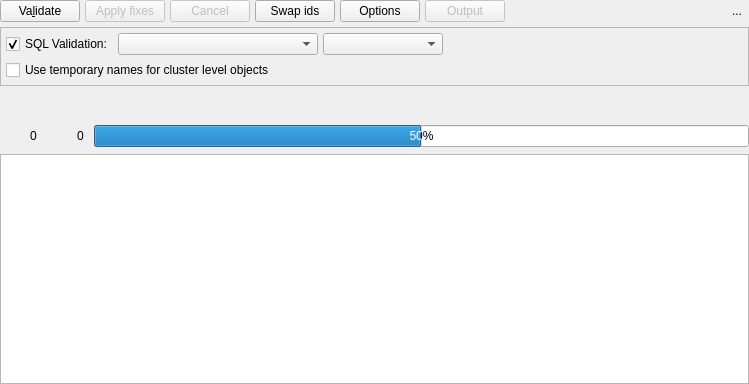
Old version of the form libs/libgui/ui/tools/modelvalidationwidget.ui in the repository maniac787/pgmodeler.
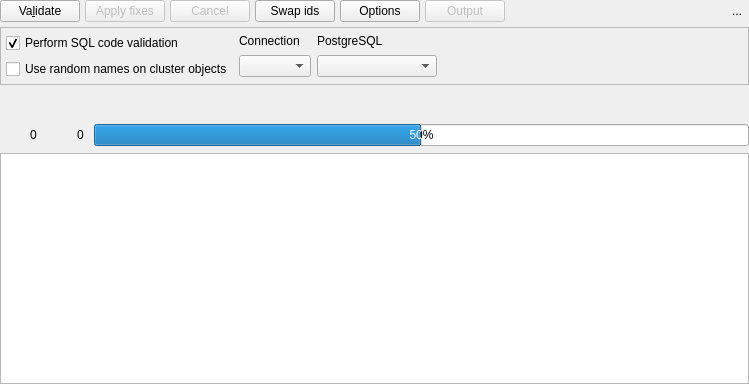
New version of the form. Icons and pictures are not drawn.

Commit message:
Refactor UI layout: improve label consistency and widget organization
- Remove colons from form labels for cleaner appearance
- Restructure model validation widget connection options for better layout
- Add font configuration to metadata handling, model fix, and validation widgets
- Group connection/version combo boxes with buddy labels for better UX
- Fix indentation in customuistyle.h header file
- Apply GuiUtilsNs::configureBuddyWidgets for consistent label-widget pairing

```diff
--- a/libs/libgui/ui/tools/modelvalidationwidget.ui
+++ b/libs/libgui/ui/tools/modelvalidationwidget.ui
@@ -281,6 +281,11 @@
     </layout>
    </item>
    <item>
+    <layout class="QHBoxLayout" name="horizontalLayout_6">
+     <property name="bottomMargin">
+      <number>0</number>
+     </property>
+     <item>
     <widget class="QFrame" name="options_frm">
      <property name="sizePolicy">
       <sizepolicy hsizetype="Preferred" vsizetype="Preferred">
@@ -313,16 +318,93 @@
       <property name="bottomMargin">
        <number>5</number>
       </property>
-      <property name="spacing">
-       <number>5</number>
-      </property>
-      <item row="0" column="1">
+        <item row="0" column="0">
+         <widget class="QCheckBox" name="sql_validation_chk">
+          <property name="sizePolicy">
+           <sizepolicy hsizetype="Fixed" vsizetype="Fixed">
+            <horstretch>0</horstretch>
+            <verstretch>0</verstretch>
+           </sizepolicy>
+          </property>
+          <property name="toolTip">
+           <string>&lt;p&gt;Enables the validation of SQL code in DBMS. This process requires the use of a pre-configured connection. SQL validation will occur only in the last step (when all objects were validated) or when there are no warnings.&lt;/p&gt;</string>
+          </property>
+          <property name="statusTip">
+           <string/>
+          </property>
+          <property name="text">
+           <string>Perform SQL code validation</string>
+          </property>
+          <property name="checked">
+           <bool>true</bool>
+          </property>
+         </widget>
+        </item>
+        <item row="1" column="0">
+         <widget class="QCheckBox" name="use_tmp_names_chk">
+          <property name="sizePolicy">
+           <sizepolicy hsizetype="Fixed" vsizetype="Fixed">
+            <horstretch>0</horstretch>
+            <verstretch>0</verstretch>
+           </sizepolicy>
+          </property>
+          <property name="toolTip">
+           <string>&lt;p&gt;pgModeler will generate unique and temporary names for database, role and tablespace objects. This option avoids object duplication errors when running the SQL validation.&lt;/p&gt;</string>
+          </property>
+          <property name="statusTip">
+           <string/>
+          </property>
+          <property name="text">
+           <string>Use random names on cluster objects</string>
+          </property>
+         </widget>
+        </item>
+        <item row="0" column="1" rowspan="2">
+         <widget class="QWidget" name="conn_opts_wgt" native="true">
+          <property name="enabled">
+           <bool>true</bool>
+          </property>
+          <property name="sizePolicy">
+           <sizepolicy hsizetype="Expanding" vsizetype="Preferred">
+            <horstretch>0</horstretch>
+            <verstretch>0</verstretch>
+           </sizepolicy>
+          </property>
+          <layout class="QHBoxLayout" name="horizontalLayout_7">
+           <property name="leftMargin">
+            <number>0</number>
+           </property>
+           <property name="topMargin">
+            <number>0</number>
+           </property>
+           <property name="rightMargin">
+            <number>0</number>
+           </property>
+           <property name="bottomMargin">
+            <number>0</number>
+           </property>
+           <item>
+            <layout class="QVBoxLayout" name="verticalLayout_2">
+             <item>
+              <widget class="QLabel" name="label">
+               <property name="sizePolicy">
+                <sizepolicy hsizetype="Preferred" vsizetype="Fixed">
+                 <horstretch>0</horstretch>
+                 <verstretch>0</verstretch>
+                </sizepolicy>
+               </property>
+               <property name="text">
+                <string>Connection</string>
+               </property>
+              </widget>
+             </item>
+             <item>
        <widget class="QComboBox" name="connections_cmb">
         <property name="enabled">
          <bool>true</bool>
         </property>
         <property name="sizePolicy">
-         <sizepolicy hsizetype="Expanding" vsizetype="Fixed">
+                <sizepolicy hsizetype="Preferred" vsizetype="Fixed">
           <horstretch>0</horstretch>
           <verstretch>0</verstretch>
          </sizepolicy>
@@ -353,7 +435,24 @@
         </property>
        </widget>
       </item>
-      <item row="0" column="2" colspan="2">
+            </layout>
+           </item>
+           <item>
+            <layout class="QVBoxLayout" name="verticalLayout_3">
+             <item>
+              <widget class="QLabel" name="label_2">
+               <property name="sizePolicy">
+                <sizepolicy hsizetype="Preferred" vsizetype="Fixed">
+                 <horstretch>0</horstretch>
+                 <verstretch>0</verstretch>
+                </sizepolicy>
+               </property>
+               <property name="text">
+                <string>PostgreSQL</string>
+               </property>
+              </widget>
+             </item>
+             <item>
        <widget class="QComboBox" name="version_cmb">
         <property name="enabled">
          <bool>true</bool>
@@ -384,65 +483,28 @@
         </property>
        </widget>
       </item>
-      <item row="0" column="0">
-       <widget class="QCheckBox" name="sql_validation_chk">
-        <property name="sizePolicy">
-         <sizepolicy hsizetype="Fixed" vsizetype="Fixed">
-          <horstretch>0</horstretch>
-          <verstretch>0</verstretch>
-         </sizepolicy>
-        </property>
-        <property name="toolTip">
-         <string>&lt;p&gt;Enables the validation of SQL code in DBMS. This process requires the use of a pre-configured connection. SQL validation will occur only in the last step (when all objects were validated) or when there are no warnings.&lt;/p&gt;</string>
-        </property>
-        <property name="statusTip">
-         <string/>
-        </property>
-        <property name="text">
-         <string>SQL Validation:</string>
-        </property>
-        <property name="checked">
-         <bool>true</bool>
-        </property>
-       </widget>
-      </item>
-      <item row="0" column="4">
+            </layout>
+           </item>
+           <item>
        <spacer name="horizontalSpacer_2">
         <property name="orientation">
          <enum>Qt::Orientation::Horizontal</enum>
         </property>
-        <property name="sizeType">
-         <enum>QSizePolicy::Policy::Expanding</enum>
-        </property>
         <property name="sizeHint" stdset="0">
          <size>
-          <width>20</width>
+               <width>40</width>
           <height>20</height>
          </size>
         </property>
        </spacer>
       </item>
-      <item row="1" column="0" colspan="5">
-       <widget class="QCheckBox" name="use_tmp_names_chk">
-        <property name="sizePolicy">
-         <sizepolicy hsizetype="Expanding" vsizetype="Fixed">
-          <horstretch>0</horstretch>
-          <verstretch>0</verstretch>
-         </sizepolicy>
-        </property>
-        <property name="toolTip">
-         <string>&lt;p&gt;pgModeler will generate unique and temporary names for database, role and tablespace objects. This option avoids object duplication errors when running the SQL validation.&lt;/p&gt;</string>
-        </property>
-        <property name="statusTip">
-         <string/>
-        </property>
-        <property name="text">
-         <string>Use temporary names for cluster level objects</string>
-        </property>
+          </layout>
        </widget>
       </item>
      </layout>
     </widget>
+     </item>
+    </layout>
    </item>
    <item>
     <widget class="QWidget" name="prog_info_wgt" native="true">
```
Left out of the diff: 4 changed lines with no effect on the pictures. Lines whose indentation alone changed are shown as unchanged. The commit also changes 6 other files.
